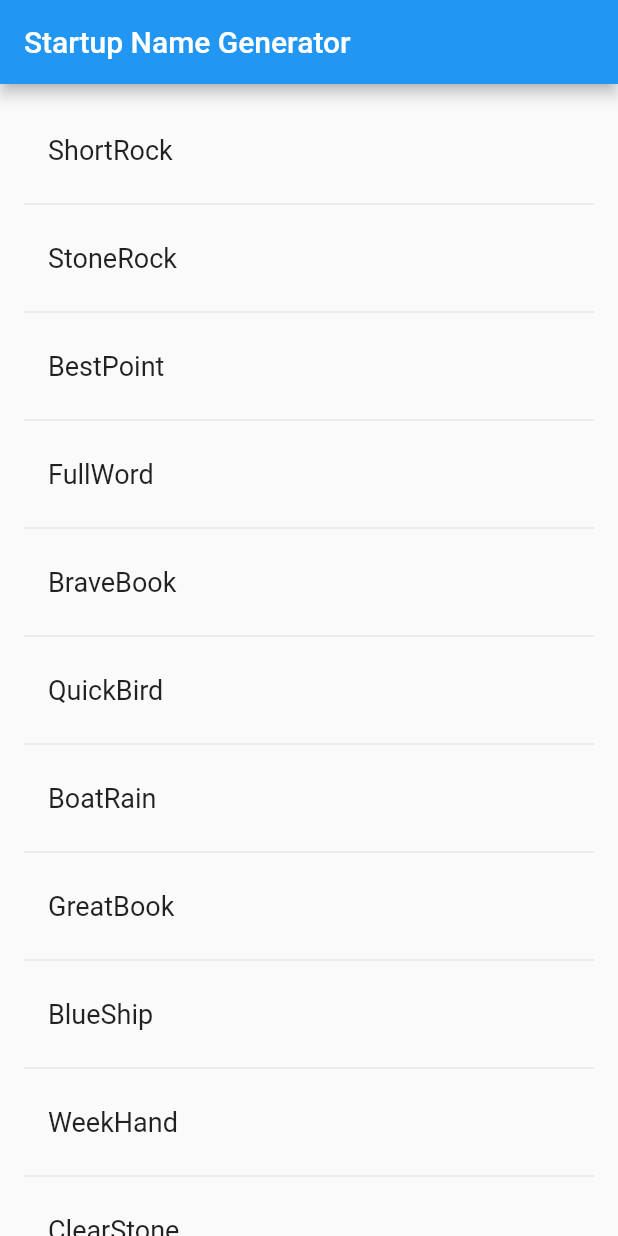
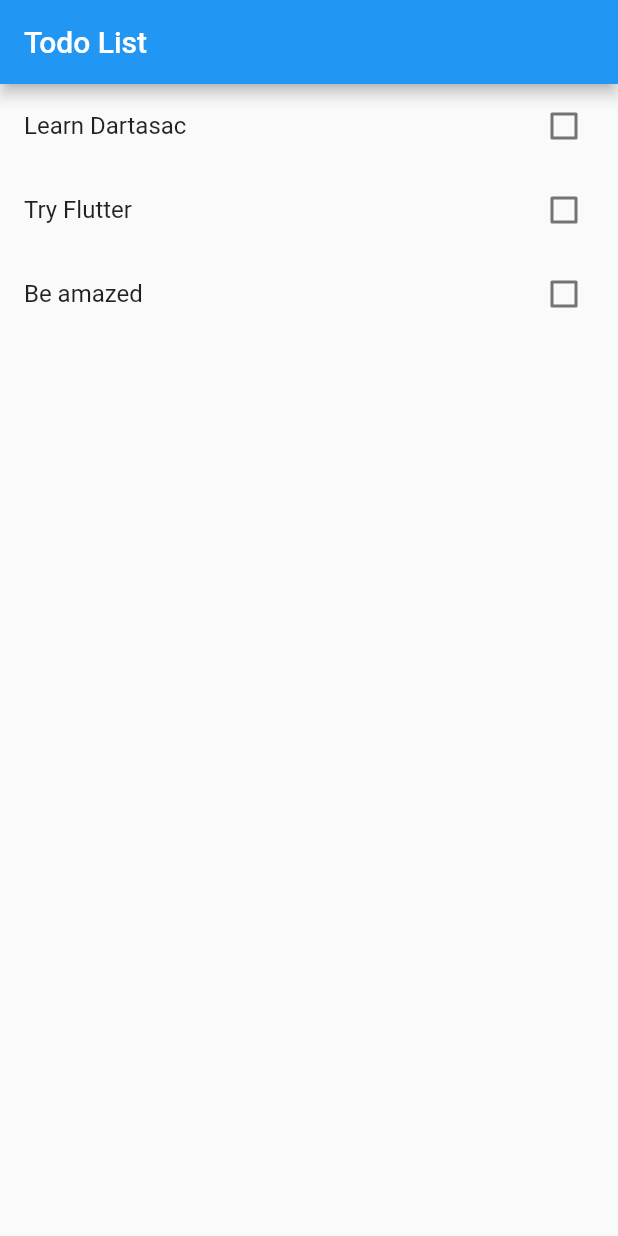
Before and after one commit to maejimayuto/todo_flutter, a Flutter app: the screen it shows after launch, on a phone screen of 412 x 824 dp. Run offline on Flutter 3.47's test engine with Material 2 defaults, Android fonts, the phone set to English and light mode, and no system bars.

Commit message:
first commit
https://dev.to/lesnitsky/todolist-with-flutter-399

```diff
--- a/lib/main.dart
+++ b/lib/main.dart
@@ -1,61 +1,22 @@
-// Copyright 2018 The Flutter team. All rights reserved.
-// Use of this source code is governed by a BSD-style license that can be
-// found in the LICENSE file.
+import 'package:flutter/material.dart';
+// import 'package:flutter/services.dart';
 
-import 'package:flutter/material.dart';
-import 'package:english_words/english_words.dart';
+import 'package:todo_flutter/todo_list.dart';
 
-void main() => runApp(MyApp());
+void main() {
+  // SystemChrome.setEnabledSystemUIOverlays([]);
+  runApp(MyApp());
+}
 
 class MyApp extends StatelessWidget {
   @override
   Widget build(BuildContext context) {
     return MaterialApp(
-      title: 'Startup Name Generator',
-      home: RandomWords(),
-    );
-  }
-}
-
-class RandomWordsState extends State<RandomWords> {
-  final _suggestions = <WordPair>[];
-  final _biggerFont = const TextStyle(fontSize: 18.0);
-
-  @override
-  Widget build(BuildContext context) {
-    return Scaffold(
-      appBar: AppBar(
-        title: Text('Startup Name Generator'),
-      ),
-      body: _buildSuggestions(),
-    );
-  }
-
-  Widget _buildSuggestions() {
-    return ListView.builder(
-        padding: const EdgeInsets.all(16.0),
-        itemBuilder: (context, i) {
-          if (i.isOdd) return Divider();
-
-          final index = i ~/ 2;
-          if (index >= _suggestions.length) {
-            _suggestions.addAll(generateWordPairs().take(10));
-          }
-          return _buildRow(_suggestions[index]);
-        });
-  }
-
-  Widget _buildRow(WordPair pair) {
-    return ListTile(
-      title: Text(
-        pair.asPascalCase,
-        style: _biggerFont,
+      title: 'Todo List',
+      home: Scaffold(
+        appBar: AppBar(title: Text('Todo List')),
+        body: TodoList(),
       ),
     );
   }
 }
-
-class RandomWords extends StatefulWidget {
-  @override
-  RandomWordsState createState() => RandomWordsState();
-}
--- /dev/null
+++ b/lib/todo.dart
@@ -0,0 +1,6 @@
+class Todo {
+  Todo({this.title, this.isDone = false});
+
+  String title;
+  bool isDone;
+}
--- /dev/null
+++ b/lib/todo_list.dart
@@ -0,0 +1,52 @@
+import 'package:flutter/material.dart';
+import 'package:todo_flutter/todo.dart';
+
+class TodoList extends StatefulWidget {
+  @override
+  _TodoListState createState() => _TodoListState();
+}
+
+class _TodoListState extends State<TodoList> {
+  List<Todo> todos = [
+    Todo(title: 'Learn Dartasac'),
+    Todo(title: 'Try Flutter'),
+    Todo(title: 'Be amazed'),
+  ];
+
+  _toggleTodo(Todo todo, bool isChecked) {
+    print('${todo.title} ${todo.isDone}');
+    print('mounted $mounted');
+    setState(() {
+      todo.isDone = isChecked;
+    });
+  }
+
+  Widget _buildItem(BuildContext context, int index) {
+    final todo = todos[index];
+
+    print('mounted2 $mounted');
+
+    return CheckboxListTile(
+      value: todo.isDone,
+      title: Text(todo.title),
+      onChanged: (bool isChecked) {
+        _toggleTodo(todo, isChecked);
+      },
+    );
+  }
+
+  @override
+  initState() {
+    print('mounted4 $mounted');
+    super.initState();
+  }
+
+  @override
+  Widget build(BuildContext context) {
+    print('mounted3 $mounted');
+    return ListView.builder(
+      itemBuilder:_buildItem,
+      itemCount: todos.length,
+    );
+  }
+}
```
